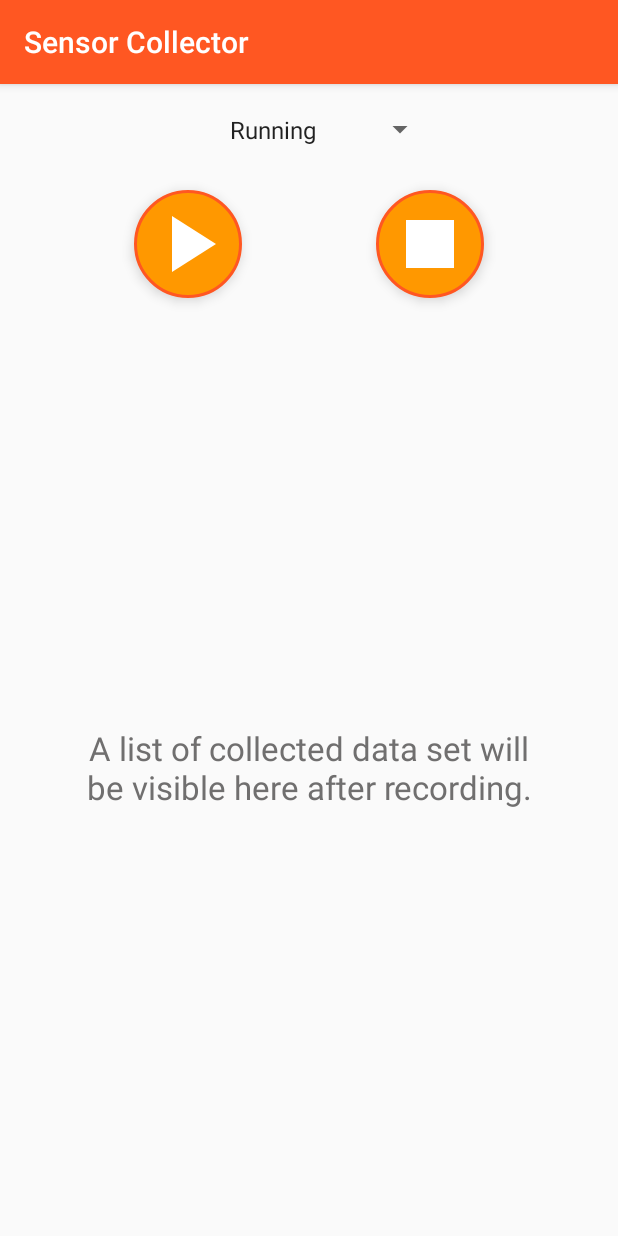
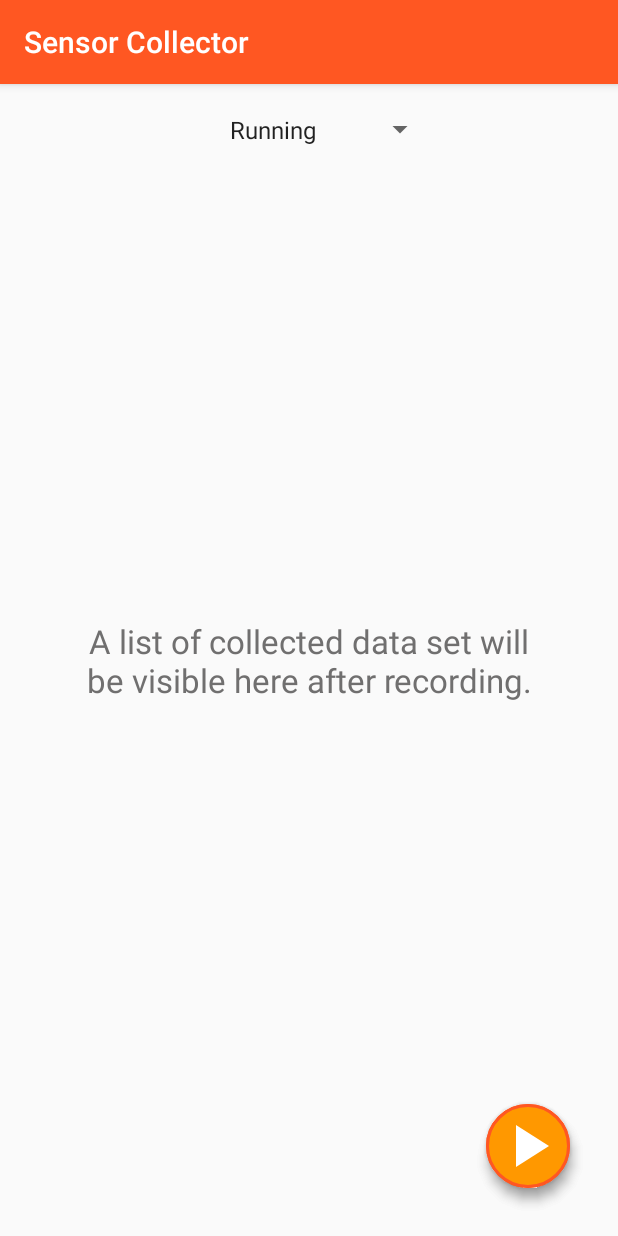
Before and after one commit to sagrgpt/ActivityDetector, an Android app: the screen it shows after launch (SensorActivity), on a phone screen of 412 x 824 dp. Run offline under Robolectric (Android 15) with nearby library versions, the phone set to English and light mode, and no system bars; our stand-ins replace Dagger/Hilt's generated code, RxJava, Timber; 6 statements that could not run were skipped.

Commit message:
Feature: Action buttons changed to FAB

```diff
--- a/app/src/main/res/drawable/ic_play_arrow_white_18dp.xml
+++ b/app/src/main/res/drawable/ic_play_arrow_white_18dp.xml
@@ -1,7 +1,7 @@
 <vector
     xmlns:android="http://schemas.android.com/apk/res/android"
-    android:width="64dp"
-    android:height="64dp"
+    android:width="48dp"
+    android:height="48dp"
     android:autoMirrored="true"
     android:viewportWidth="24"
     android:viewportHeight="24">
--- a/app/src/main/res/drawable/ic_stop_white_24dp.xml
+++ b/app/src/main/res/drawable/ic_stop_white_24dp.xml
@@ -1,7 +1,7 @@
 <vector
     xmlns:android="http://schemas.android.com/apk/res/android"
-    android:width="64dp"
-    android:height="64dp"
+    android:width="48dp"
+    android:height="48dp"
     android:autoMirrored="true"
     android:viewportWidth="24"
     android:viewportHeight="24">
--- a/app/src/main/res/layout/activity_sensor.xml
+++ b/app/src/main/res/layout/activity_sensor.xml
@@ -11,33 +11,35 @@
         android:id="@+id/stop_service"
         android:layout_width="wrap_content"
         android:layout_height="wrap_content"
-        android:layout_marginTop="15dp"
-        android:text="@string/stop_recording"
+        android:layout_marginEnd="32dp"
+        android:layout_marginBottom="32dp"
         android:background="@drawable/circular_drawable"
         android:elevation="5dp"
         android:src="@drawable/ic_stop_white_24dp"
+        android:text="@string/stop_recording"
         app:layout_constraintBottom_toBottomOf="parent"
         app:layout_constraintEnd_toEndOf="parent"
-        app:layout_constraintHorizontal_bias="0.5"
-        app:layout_constraintStart_toEndOf="@+id/start_service"
-        app:layout_constraintTop_toBottomOf="@+id/activity_spinner"
-        app:layout_constraintVertical_bias="0.0" />
+        app:layout_constraintHorizontal_bias="1.0"
+        app:layout_constraintStart_toStartOf="parent"
+        app:layout_constraintTop_toTopOf="parent"
+        app:layout_constraintVertical_bias="1.0" />
 
     <ImageButton
         android:id="@+id/start_service"
         android:layout_width="wrap_content"
         android:layout_height="wrap_content"
-        android:layout_marginTop="15dp"
-        android:text="@string/start_recording"
+        android:layout_marginEnd="32dp"
+        android:layout_marginBottom="32dp"
         android:background="@drawable/circular_drawable"
         android:elevation="5dp"
         android:src="@drawable/ic_play_arrow_white_18dp"
+        android:text="@string/start_recording"
         app:layout_constraintBottom_toBottomOf="parent"
-        app:layout_constraintEnd_toStartOf="@+id/stop_service"
-        app:layout_constraintHorizontal_bias="0.5"
+        app:layout_constraintEnd_toEndOf="parent"
+        app:layout_constraintHorizontal_bias="1.0"
         app:layout_constraintStart_toStartOf="parent"
-        app:layout_constraintTop_toBottomOf="@+id/activity_spinner"
-        app:layout_constraintVertical_bias="0.0" />
+        app:layout_constraintTop_toTopOf="parent"
+        app:layout_constraintVertical_bias="1.0" />
 
     <Spinner
         android:id="@+id/activity_spinner"
@@ -56,20 +58,12 @@
         app:layout_constraintTop_toTopOf="parent"
         app:layout_constraintVertical_bias="0.0" />
 
-    <androidx.constraintlayout.widget.Barrier
-        android:id="@+id/barrier"
-        android:layout_width="wrap_content"
-        android:layout_height="wrap_content"
-        app:barrierDirection="bottom"
-        app:constraint_referenced_ids="stop_service,start_service,activity_spinner"
-        tools:layout_editor_absoluteY="731dp" />
-
     <androidx.recyclerview.widget.RecyclerView
         android:id="@+id/recycler_view"
         android:layout_width="0dp"
         android:layout_height="0dp"
         android:layout_marginStart="5dp"
-        android:layout_marginTop="10dp"
+        android:layout_marginTop="24dp"
         android:layout_marginEnd="5dp"
         android:layout_marginBottom="2dp"
         android:clickable="true"
@@ -78,9 +72,12 @@
         android:visibility="gone"
         app:layout_constraintBottom_toBottomOf="parent"
         app:layout_constraintEnd_toEndOf="parent"
+        app:layout_constraintHorizontal_bias="0.0"
         app:layout_constraintStart_toStartOf="parent"
-        app:layout_constraintTop_toBottomOf="@id/barrier"
-        tools:listitem="@layout/row_layout" />
+        app:layout_constraintTop_toBottomOf="@+id/activity_spinner"
+        app:layout_constraintVertical_bias="0.0"
+        tools:listitem="@layout/row_layout"
+        tools:visibility="visible" />
 
     <TextView
         android:id="@+id/dataset_hint"
@@ -95,7 +92,8 @@
         app:layout_constraintBottom_toBottomOf="parent"
         app:layout_constraintEnd_toEndOf="parent"
         app:layout_constraintStart_toStartOf="parent"
-        app:layout_constraintTop_toBottomOf="@id/barrier" />
+        app:layout_constraintTop_toTopOf="parent"
+        tools:visibility="gone" />
 
 
 </androidx.constraintlayout.widget.ConstraintLayout>
```
